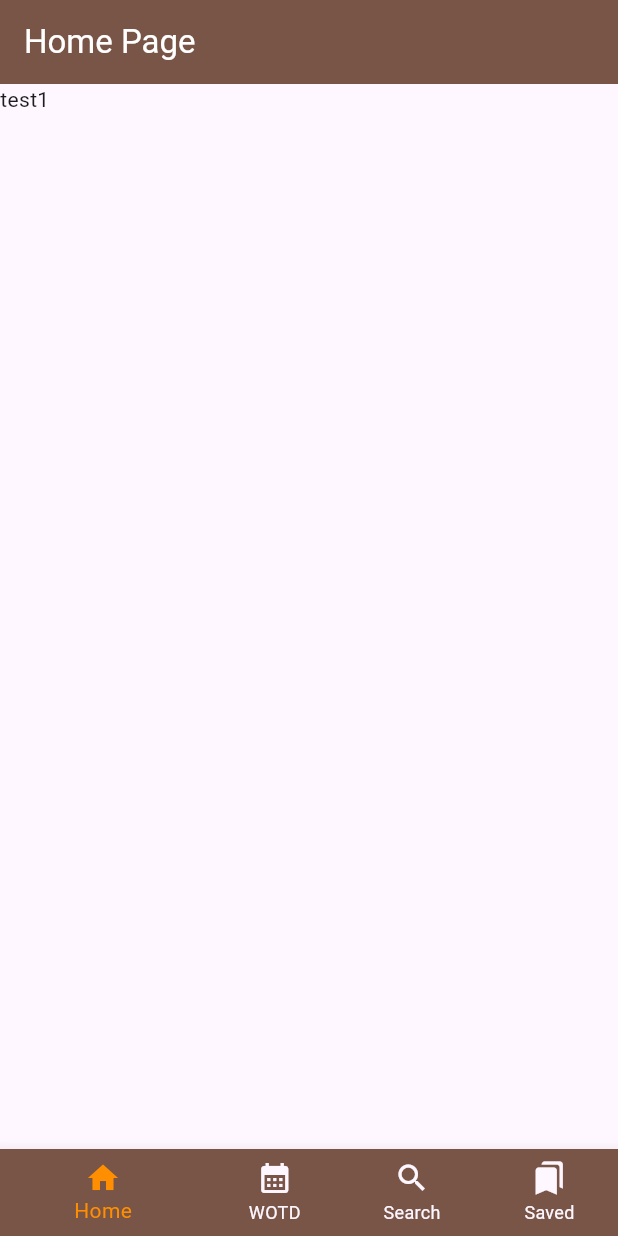
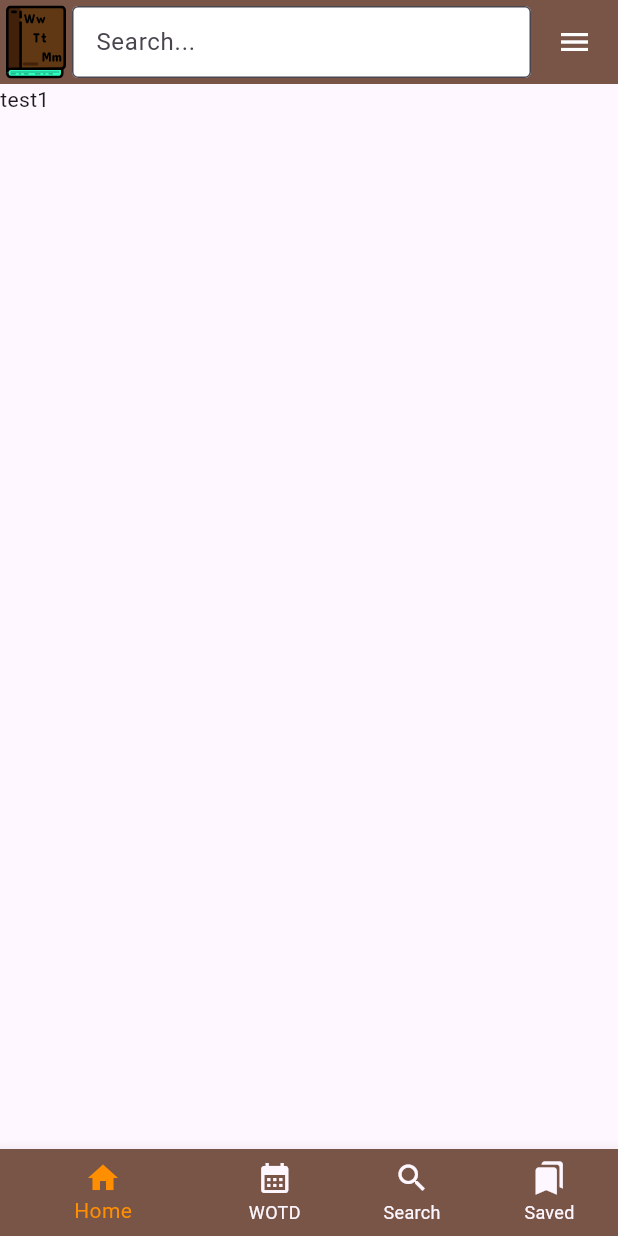
Before and after one commit to StnFlu/WhatThatMeans, a Flutter app: the screen it shows after launch, on a phone screen of 412 x 824 dp. Run offline on Flutter 3.47's test engine with Material 2 defaults, Android fonts, the light colour scheme and no system bars; drawn by our look-alikes of keyboard_dismisser; our stand-ins replace flutter_bloc, flutter_svg, hydrated_bloc.

Commit message:
search bar

```diff
--- a/lib/app/view/app_view.dart
+++ b/lib/app/view/app_view.dart
@@ -10,6 +10,7 @@ class AppView extends StatelessWidget {
   Widget build(BuildContext context) {
     return MaterialApp(
       title: 'Daniel Monk',
+      themeMode: ThemeMode.system,
       theme: ThemeData(
           primarySwatch: Colors.blue,
           useMaterial3: true,
@@ -18,6 +19,9 @@ class AppView extends StatelessWidget {
             foregroundColor: Colors.white,
           ),
       ),
+ /*     darkTheme: ThemeData.dark().copyWith(
+        useMaterial3: true
+      ),*/
       routes: {
         '/loading': (context) => const SplashPage(),
       },
--- /dev/null
+++ b/lib/home/cubit/search_cubit.dart
@@ -0,0 +1,8 @@
+import 'package:flutter_bloc/flutter_bloc.dart';
+
+class SearchCubit extends Cubit<bool> {
+  SearchCubit() : super(false);
+
+  void enable() => emit(true);
+  void disable() => emit(false);
+}
--- a/lib/home/navigation/home_navigation_cubit.dart
+++ b/lib/home/navigation/home_navigation_cubit.dart
@@ -5,8 +5,8 @@ class HomeNavigationCubit extends Cubit<int> {
   HomeNavigationCubit(int initialIndex) : super(initialIndex);
 
   void navigateTo(int index) => emit(index);
-  void navigateToWordOfTheDay() => emit(0);
-  void navigateToSearch() => emit(1);
-  void navigateToHome() => emit(2);
+  void navigateToHome() => emit(0);
+  void navigateToWordOfTheDay() => emit(1);
+  void navigateToSearch() => emit(2);
   void navigateToSaved() => emit(3);
 }
--- a/lib/home/view/home_page.dart
+++ b/lib/home/view/home_page.dart
@@ -1,5 +1,6 @@
 import 'package:flutter/material.dart';
 import 'package:flutter_bloc/flutter_bloc.dart';
+import 'package:whats_that_mean/home/cubit/search_cubit.dart';
 import 'package:whats_that_mean/home/home.dart';
 
 class HomePage extends StatelessWidget {
@@ -9,8 +10,15 @@ class HomePage extends StatelessWidget {
 
   @override
   Widget build(BuildContext context) {
-    return BlocProvider(
-        create: (_) => HomeNavigationCubit(index),
+    return MultiBlocProvider (
+        providers: [
+          BlocProvider<HomeNavigationCubit>(
+            create: (_) => HomeNavigationCubit(index),
+          ),
+          BlocProvider<SearchCubit>(
+            create: (_) => SearchCubit(),
+          ),
+        ],
         child: const HomeView()
     );
   }
--- a/lib/home/view/home_view.dart
+++ b/lib/home/view/home_view.dart
@@ -1,6 +1,8 @@
 
 import 'package:flutter/material.dart';
 import 'package:flutter_bloc/flutter_bloc.dart';
+import 'package:keyboard_dismisser/keyboard_dismisser.dart';
+import 'package:whats_that_mean/home/widgets/search_bar.dart';
 
 import '../navigation/home_navigation_cubit.dart';
 
@@ -13,19 +15,28 @@ class HomeView extends StatefulWidget {
 
 class _HomeViewState extends State<HomeView> with TickerProviderStateMixin {
 
-  late PageController _pageController;
+  PageController? _pageController;
   @override
   void initState() {
     super.initState();
   }
 
+
   @override
   Widget build(BuildContext context) {
     return BlocBuilder<HomeNavigationCubit, int>(
         builder: (context, state) {
-          return Scaffold(
+          if (state != _pageController?.page && _pageController != null) {
+            _pageController?.animateToPage(state, duration: Duration(milliseconds: 300), curve: Curves.easeIn);
+          }
+          return KeyboardDismisser(
+            child: Scaffold(
               appBar: AppBar(
-              title: const Text('Home Page'),
+
+                title: SearchBar(),
+                titleSpacing: 4,
+
+
               ),
               body: PageView(
                 physics: const NeverScrollableScrollPhysics(),
@@ -35,7 +46,6 @@ class _HomeViewState extends State<HomeView> with TickerProviderStateMixin {
                   Text('test2'),
                   Text('test3'),
                   Text('test4'),
-
                 ],
               ),
               bottomNavigationBar: BottomNavigationBar(
@@ -68,8 +78,9 @@ class _HomeViewState extends State<HomeView> with TickerProviderStateMixin {
                 showUnselectedLabels: true,
                 onTap: (index) {
                   context.read<HomeNavigationCubit>().navigateTo(index);
-                _pageController.animateToPage(index, duration: Duration(milliseconds: 300), curve: Curves.easeIn);
+                  _pageController?.animateToPage(index, duration: Duration(milliseconds: 300), curve: Curves.easeIn);
                   },
+              ),
             ),
           );
         }
--- /dev/null
+++ b/lib/home/widgets/search_bar.dart
@@ -0,0 +1,85 @@
+import 'package:flutter/material.dart';
+import 'package:flutter_bloc/flutter_bloc.dart';
+import 'package:flutter_svg/svg.dart';
+import 'package:whats_that_mean/home/cubit/search_cubit.dart';
+import 'package:whats_that_mean/home/home.dart';
+
+class SearchBar extends StatefulWidget {
+  const SearchBar({Key? key}) : super(key: key);
+
+  @override
+  State<SearchBar> createState() => _SearchBarState();
+}
+
+class _SearchBarState extends State<SearchBar> {
+
+  final FocusNode _searchFieldFocusNode = FocusNode();
+  final TextEditingController _searchEditingController = TextEditingController();
+
+  @override
+  void initState() {
+    _searchFieldFocusNode.addListener(() {
+      if(_searchFieldFocusNode.hasFocus) {
+        context.read<SearchCubit>().enable();
+      } else {
+        context.read<SearchCubit>().disable();
+      }
+
+    });
+    super.initState();
+  }
+
+  bool? get keyboardOpen {
+    return MediaQuery.of(context).viewInsets.bottom != 0;
+  }
+
+  @override
+  Widget build(BuildContext context) {
+    return BlocBuilder<SearchCubit, bool>(
+        builder: (context, state) {
+        return Row(
+          mainAxisAlignment: MainAxisAlignment.center,
+          children: [
+            AnimatedContainer(
+                width: state ? 0 : 40,
+                duration: const Duration(milliseconds: 400),
+              child: SvgPicture.asset('assets/WhatThatMeans.svg')
+            ),
+            Expanded(
+              child: Padding(
+                padding: EdgeInsets.symmetric(horizontal:  state ? 0 : 4,),
+                child: TextFormField(
+                  controller: _searchEditingController,
+                  decoration: InputDecoration(
+                    fillColor: Theme.of(context).colorScheme.onPrimary,
+                    filled: true,
+                    hintText: 'Search...',
+                    border: OutlineInputBorder(
+                      borderRadius: BorderRadius.circular(4)
+                    ),
+                    contentPadding: const EdgeInsets.symmetric(horizontal: 12)
+                  ),
+                  focusNode: _searchFieldFocusNode,
+                  onChanged: (text){
+
+                  },
+                  onFieldSubmitted: (text){
+                    context.read<HomeNavigationCubit>().navigateToSearch();
+
+                  },
+                ),
+              ),
+            ),
+            AnimatedContainer(
+              width: state ? 0 : 50,
+                duration: const Duration(milliseconds: 400),
+                child: const Padding(
+                  padding: EdgeInsets.all(8.0),
+                  child: Icon(Icons.menu),
+                )),
+          ],
+        );
+      }
+    );
+  }
+}
--- a/lib/main.dart
+++ b/lib/main.dart
@@ -1,7 +1,10 @@
 import 'package:flutter/material.dart';
+import 'package:hydrated_bloc/hydrated_bloc.dart';
+import 'package:path_provider/path_provider.dart';
 import 'app/view/app_page.dart';
 
 void main() async {
   WidgetsFlutterBinding.ensureInitialized();
+  HydratedBloc.storage = await HydratedStorage.build(storageDirectory: await getApplicationDocumentsDirectory());
   runApp(const App());
 }
--- a/pubspec.yaml
+++ b/pubspec.yaml
@@ -9,6 +9,9 @@ environment:
   sdk: '>=2.18.4 <3.0.0'
 
 dependencies:
+  keyboard_dismisser: ^3.0.0
+  path_provider: ^2.0.11
+  hydrated_bloc: ^9.0.0
   equatable: ^2.0.5
   flutter_bloc: ^8.1.1
   flutter_svg: ^1.1.6
```
Also changed, not shown: pubspec.lock. Lines whose indentation alone changed are shown as unchanged.
